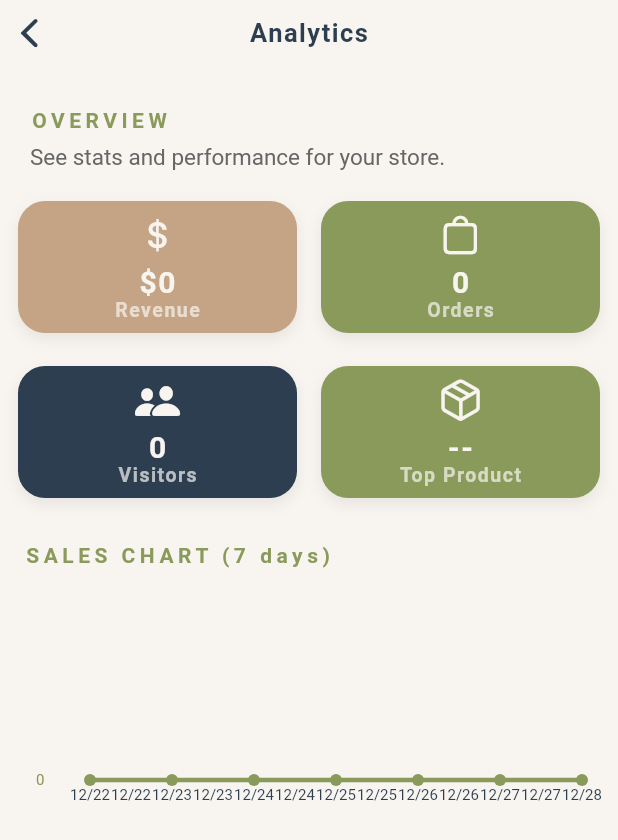
After one commit to ChoeurnDesign/eclat_app, a Flutter app: the AdminAnalyticsScreen screen opened by its route, on a phone screen of 412 x 824 dp. The commit adds this screen. Shown: the top 840 px of the screen. Run offline on Flutter 3.47's test engine with Material 3 defaults, Android fonts, the phone set to English and light mode, and no system bars; drawn by our look-alikes of fl_chart; our stand-ins replace cloud_firestore, firebase_auth, firebase_core, shared_preferences; accounts and stored records are empty.

Commit message:
Update analytics to use real Firestore data and robust date/quantity parsing

```diff
--- a/lib/core/routes/app_routes.dart
+++ b/lib/core/routes/app_routes.dart
@@ -15,6 +15,7 @@ import '../../features/admin/screens/admin_dashboard_screen.dart';
 import '../../features/admin/screens/admin_products_screen.dart';
 import '../../features/admin/screens/admin_users_screen.dart';
 import '../../features/admin/screens/admin_add_edit_product_screen.dart';
+import '../../features/admin/screens/admin_analytics_screen.dart';
 import '../../data/models/product_model.dart';
 
 class AppRoutes {
@@ -33,7 +34,7 @@ class AppRoutes {
   static const String settings = '/settings';
   static const String help = '/help';
   static const String about = '/about';
-  static const String contact = '/contact'; // ✅ Added
+  static const String contact = '/contact';
   static const String checkout = '/checkout';
 
   // Admin Routes
@@ -42,6 +43,7 @@ class AppRoutes {
   static const String adminProducts = '/admin/products';
   static const String adminAddProduct = '/admin/products/add';
   static const String adminEditProduct = '/admin/products/edit';
+  static const String adminAnalytics = '/admin/analytics'; // ✅ ADDED
 
   static Map<String, WidgetBuilder> get routes => {
     // Auth
@@ -57,7 +59,7 @@ class AppRoutes {
     settings: (context) => const SettingsScreen(),
     help: (context) => const HelpScreen(),
     about: (context) => const AboutScreen(),
-    contact: (context) => const ContactScreen(), // ✅ Added
+    contact: (context) => const ContactScreen(),
     checkout: (context) => const CheckoutScreen(),
 
     // Admin
@@ -65,12 +67,13 @@ class AppRoutes {
     adminUsers: (context) => const AdminUsersScreen(),
     adminProducts:  (context) => const AdminProductsScreen(),
     adminAddProduct:  (context) => const AdminAddEditProductScreen(),
+    adminAnalytics: (context) => const AdminAnalyticsScreen(), // ✅ ADDED
   };
 
   static Route<dynamic>? onGenerateRoute(RouteSettings settings) {
     switch (settings.name) {
       case adminEditProduct:
-        final product = settings.arguments as Product? ;
+        final product = settings.arguments as Product?;
         return CupertinoPageRoute(
           builder: (context) => AdminAddEditProductScreen(product: product),
           settings: settings,
@@ -92,13 +95,13 @@ class AppRoutes {
     }
   }
 
-  static Widget _buildErrorPage(String?  routeName) {
+  static Widget _buildErrorPage(String? routeName) {
     return CupertinoPageScaffold(
       navigationBar: const CupertinoNavigationBar(
         middle: Text('Error'),
       ),
       child: Center(
-        child:  Padding(
+        child: Padding(
           padding: const EdgeInsets.all(24),
           child: Column(
             mainAxisAlignment: MainAxisAlignment.center,
@@ -117,11 +120,11 @@ class AppRoutes {
                   letterSpacing: 0.3,
                 ),
               ),
-              const SizedBox(height:  8),
+              const SizedBox(height: 8),
               Text(
                 'Route: ${routeName ?? "unknown"}',
                 style: const TextStyle(
-                  fontSize:  14,
+                  fontSize: 14,
                   color: CupertinoColors.systemGrey,
                   letterSpacing: 0.2,
                 ),
@@ -149,7 +152,7 @@ class AppRoutes {
     Navigator.pushNamed(context, checkout);
   }
 
-  static void navigateToContact(BuildContext context) { // ✅ Added
+  static void navigateToContact(BuildContext context) {
     Navigator.pushNamed(context, contact);
   }
 
@@ -160,4 +163,9 @@ class AppRoutes {
       arguments: product,
     );
   }
+
+  // ✅ Add this shortcut if you want:
+  static void navigateToAdminAnalytics(BuildContext context) {
+    Navigator.pushNamed(context, adminAnalytics);
+  }
 }
--- /dev/null
+++ b/lib/features/admin/screens/admin_analytics_screen.dart
@@ -0,0 +1,213 @@
+import 'package:flutter/cupertino.dart';
+import 'package:cloud_firestore/cloud_firestore.dart';
+import 'analytics_stat_grid.dart';
+import 'sales_chart.dart';
+
+class AdminAnalyticsScreen extends StatefulWidget {
+  const AdminAnalyticsScreen({super.key});
+
+  @override
+  State<AdminAnalyticsScreen> createState() => _AdminAnalyticsScreenState();
+}
+
+class _AdminAnalyticsScreenState extends State<AdminAnalyticsScreen> {
+  bool _loading = true;
+  double _revenue = 0;
+  int _orders = 0;
+  int _visitors = 0;
+  String _topProduct = '';
+  List<SalesData> _salesData = [];
+
+  @override
+  void initState() {
+    super.initState();
+    _fetchAnalytics();
+  }
+
+  Future<void> _fetchAnalytics() async {
+    final ordersSnapshot = await FirebaseFirestore.instance
+        .collection('orders')
+        .orderBy('createdAt', descending: false)
+        .get();
+
+    final usersSnapshot = await FirebaseFirestore.instance
+        .collection('users')
+        .get();
+
+    double totalRevenue = 0;
+    int ordersCount = ordersSnapshot.size;
+    Map<String, int> productCount = {};
+
+    // Build sales chart data for the last 7 days
+    DateTime now = DateTime.now();
+    Map<String, double> dailyTotals = {};
+    for (int i = 6; i >= 0; i--) {
+      DateTime day = now.subtract(Duration(days: i));
+      String key = "${day.year}-${day.month}-${day.day}";
+      dailyTotals[key] = 0;
+    }
+
+    for (var doc in ordersSnapshot.docs) {
+      final data = doc.data();
+      final double orderTotal = (data['total'] ?? 0).toDouble();
+      totalRevenue += orderTotal;
+
+      // For daily chart
+      if (data['createdAt'] != null) {
+        final raw = data['createdAt'];
+        late DateTime created;
+        if (raw is String) {
+          created = DateTime.parse(raw);
+        } else if (raw is Timestamp) {
+          created = raw.toDate();
+        } else {
+          created = DateTime.now();
+        }
+        String key = "${created.year}-${created.month}-${created.day}";
+        if (dailyTotals.containsKey(key)) {
+          dailyTotals[key] = (dailyTotals[key] ?? 0) + orderTotal;
+        }
+      }
+
+      // For top product
+      if (data['items'] != null) {
+        for (var item in List<Map<String, dynamic>>.from(data['items'])) {
+          final name = item['productName'] ?? "";
+          // robust quantity handling
+          int qty = 1;
+          if (item['quantity'] is int) {
+            qty = item['quantity'] as int;
+          } else if (item['quantity'] is double) {
+            qty = (item['quantity'] as double).toInt();
+          } else if (item['quantity'] != null) {
+            qty = int.tryParse(item['quantity'].toString()) ?? 1;
+          }
+          productCount[name] = (productCount[name] ?? 0) + qty;
+        }
+      }
+    }
+
+    // Find top product
+    String topProduct = '';
+    int topCount = 0;
+    productCount.forEach((name, count) {
+      if (count > topCount) {
+        topCount = count;
+        topProduct = name;
+      }
+    });
+
+    // Prepare chart data
+    final salesData = dailyTotals.entries.map((e) {
+      final split = e.key.split('-');
+      return SalesData(
+        label: "${split[1]}/${split[2]}",
+        value: e.value,
+      );
+    }).toList();
+
+    setState(() {
+      _revenue = totalRevenue;
+      _orders = ordersCount;
+      _visitors = usersSnapshot.size;
+      _topProduct = topProduct.isNotEmpty ? topProduct : '--';
+      _salesData = salesData;
+      _loading = false;
+    });
+  }
+
+  @override
+  Widget build(BuildContext context) {
+    return CupertinoPageScaffold(
+      navigationBar: const CupertinoNavigationBar(
+        middle: Text("Analytics", style: TextStyle(color: Color(0xFF2C3E50), fontWeight: FontWeight.bold, letterSpacing: 1)),
+        backgroundColor: Color(0xFFF8F5F0),
+      ),
+      child: SafeArea(
+        child: _loading
+            ? const Center(child: CupertinoActivityIndicator())
+            : CustomScrollView(
+          slivers: [
+            // Header
+            SliverToBoxAdapter(
+              child: Padding(
+                padding: const EdgeInsets.fromLTRB(20, 28, 20, 8),
+                child: Column(
+                  crossAxisAlignment: CrossAxisAlignment.start,
+                  children: const [
+                    Text(
+                      "OVERVIEW",
+                      style: TextStyle(
+                        fontSize: 14,
+                        fontWeight: FontWeight.bold,
+                        letterSpacing: 3,
+                        color: Color(0xFF8A9A5B),
+                      ),
+                    ),
+                    SizedBox(height: 8),
+                    Text(
+                      "See stats and performance for your store.",
+                      style: TextStyle(
+                        color: Color(0xFF666666),
+                        fontSize: 15,
+                      ),
+                    ),
+                    SizedBox(height: 12),
+                  ],
+                ),
+              ),
+            ),
+            // Stats section
+            SliverToBoxAdapter(
+              child: Padding(
+                padding: const EdgeInsets.symmetric(horizontal: 12, vertical: 0),
+                child: AnalyticsStatGrid(
+                  revenue: _revenue,
+                  orders: _orders,
+                  visitors: _visitors,
+                  topProduct: _topProduct,
+                ),
+              ),
+            ),
+            // Chart section
+            SliverToBoxAdapter(
+              child: Padding(
+                padding: const EdgeInsets.fromLTRB(16, 24, 16, 0),
+                child: Column(
+                  crossAxisAlignment: CrossAxisAlignment.start,
+                  children: const [
+                    Text(
+                      "SALES CHART (7 days)",
+                      style: TextStyle(
+                        fontSize: 14,
+                        letterSpacing: 3,
+                        color: Color(0xFF8A9A5B),
+                        fontWeight: FontWeight.bold,
+                      ),
+                    ),
+                    SizedBox(height: 12),
+                  ],
+                ),
+              ),
+            ),
+            SliverToBoxAdapter(
+              child: Padding(
+                padding: const EdgeInsets.symmetric(horizontal: 16),
+                child: SalesChart(data: _salesData),
+              ),
+            ),
+            const SliverToBoxAdapter(child: SizedBox(height: 32)),
+          ],
+        ),
+      ),
+    );
+  }
+}
+
+// For chart widget
+class SalesData {
+  final String label;
+  final double value;
+
+  SalesData({required this.label, required this.value});
+}
--- a/lib/features/admin/screens/admin_dashboard_screen.dart
+++ b/lib/features/admin/screens/admin_dashboard_screen.dart
@@ -192,29 +192,29 @@ class _AdminDashboardScreenState extends State<AdminDashboardScreen> {
 
                 // Quick Actions
                 SliverToBoxAdapter(
-                  child:  Padding(
-                    padding:  const EdgeInsets.all(16),
+                  child: Padding(
+                    padding: const EdgeInsets.all(16),
                     child: Column(
                       crossAxisAlignment: CrossAxisAlignment.start,
                       children: [
                         const Text(
                           'QUICK ACTIONS',
                           style: TextStyle(
-                            fontSize:  12,
+                            fontSize: 12,
                             fontWeight: FontWeight.w500,
-                            letterSpacing:  3,
+                            letterSpacing: 3,
                             color: Color(0xFF8A9A5B),
                           ),
                         ),
                         const SizedBox(height: 16),
                         _ActionButton(
-                          icon: CupertinoIcons. person_2,
+                          icon: CupertinoIcons.person_2,
                           title: 'Manage Users',
                           subtitle: 'View and manage all users',
                           onTap: () {
                             Navigator.pushNamed(
                               context,
-                              '/admin/users',
+                              AppRoutes.adminUsers,
                             );
                           },
                         ),
@@ -222,21 +222,24 @@ class _AdminDashboardScreenState extends State<AdminDashboardScreen> {
                         _ActionButton(
                           icon: CupertinoIcons.cube_box,
                           title: 'Manage Products',
-                          subtitle:  'Add, edit, or remove products',
+                          subtitle: 'Add, edit, or remove products',
                           onTap: () {
                             Navigator.pushNamed(
                               context,
-                              '/admin/products',
+                              AppRoutes.adminProducts,
                             );
                           },
                         ),
                         const SizedBox(height: 12),
                         _ActionButton(
                           icon: CupertinoIcons.chart_bar,
-                          title:  'View Analytics',
+                          title: 'View Analytics',
                           subtitle: 'Sales and performance data',
-                          onTap:  () {
-                            // Navigate to analytics
+                          onTap: () {
+                            Navigator.pushNamed(
+                              context,
+                              AppRoutes.adminAnalytics,
+                            );
                           },
                         ),
                       ],
--- /dev/null
+++ b/lib/features/admin/screens/analytics_stat_grid.dart
@@ -0,0 +1,120 @@
+import 'package:flutter/cupertino.dart';
+
+class AnalyticsStatGrid extends StatelessWidget {
+  final double revenue;
+  final int orders;
+  final int visitors;
+  final String topProduct;
+
+  const AnalyticsStatGrid({
+    super.key,
+    required this.revenue,
+    required this.orders,
+    required this.visitors,
+    required this.topProduct,
+  });
+
+  @override
+  Widget build(BuildContext context) {
+    return Column(
+      children: [
+        Row(
+          children: [
+            _StatCard(
+              title: 'Revenue',
+              value: "\$${revenue.toStringAsFixed(0)}",
+              icon: CupertinoIcons.money_dollar,
+              color: const Color(0xFFC4A484),
+            ),
+            const SizedBox(width: 16),
+            _StatCard(
+              title: 'Orders',
+              value: orders.toString(),
+              icon: CupertinoIcons.bag,
+              color: const Color(0xFF8A9A5B),
+            ),
+          ],
+        ),
+        const SizedBox(height: 16),
+        Row(
+          children: [
+            _StatCard(
+              title: 'Visitors',
+              value: visitors.toString(),
+              icon: CupertinoIcons.person_2_fill,
+              color: const Color(0xFF2C3E50),
+            ),
+            const SizedBox(width: 16),
+            _StatCard(
+              title: 'Top Product',
+              value: topProduct,
+              icon: CupertinoIcons.cube_box,
+              color: const Color(0xFF8A9A5B),
+            ),
+          ],
+        ),
+      ],
+    );
+  }
+}
+
+class _StatCard extends StatelessWidget {
+  final String title;
+  final String value;
+  final Color color;
+  final IconData icon;
+
+  const _StatCard({
+    required this.title,
+    required this.value,
+    required this.color,
+    required this.icon,
+  });
+
+  @override
+  Widget build(BuildContext context) {
+    return Expanded(
+      child: Container(
+        height: 88,
+        decoration: BoxDecoration(
+          color: color,
+          borderRadius: BorderRadius.circular(18),
+          boxShadow: [
+            BoxShadow(
+              color: const Color(0xFF000000).withOpacity(0.07),
+              blurRadius: 8,
+              offset: const Offset(0, 4),
+            ),
+          ],
+        ),
+        margin: const EdgeInsets.only(bottom: 6),
+        child: Column(
+          mainAxisAlignment: MainAxisAlignment.center,
+          children: [
+            Icon(icon, color: Color(0xFFF8F5F0), size: 30),
+            const SizedBox(height: 4),
+            Text(
+              value,
+              style: const TextStyle(
+                fontSize: 20,
+                fontWeight: FontWeight.bold,
+                color: Color(0xFFF8F5F0),
+                letterSpacing: 1,
+              ),
+              overflow: TextOverflow.ellipsis,
+            ),
+            Text(
+              title,
+              style: TextStyle(
+                fontSize: 13,
+                color: const Color(0xFFF8F5F0).withOpacity(0.7),
+                letterSpacing: 1,
+                fontWeight: FontWeight.w600,
+              ),
+            ),
+          ],
+        ),
+      ),
+    );
+  }
+}
--- /dev/null
+++ b/lib/features/admin/screens/sales_chart.dart
@@ -0,0 +1,98 @@
+import 'package:flutter/material.dart'; // <--- for chart, use Material/Canvas widgets
+import 'package:fl_chart/fl_chart.dart';
+import 'admin_analytics_screen.dart';
+
+class SalesChart extends StatelessWidget {
+  final List<SalesData> data;
+
+  const SalesChart({super.key, required this.data});
+
+  @override
+  Widget build(BuildContext context) {
+    if (data.isEmpty) {
+      return Container(
+        height: 160,
+        alignment: Alignment.center,
+        decoration: BoxDecoration(
+          color: const Color(0xFFF8F5F0),
+          borderRadius: BorderRadius.circular(16),
+        ),
+        child: const Text(
+          "No sales data",
+          style: TextStyle(color: Color(0xFFB8B8B8)),
+        ),
+      );
+    }
+
+    return Container(
+      height: 160,
+      padding: const EdgeInsets.symmetric(horizontal: 8, vertical: 8),
+      decoration: BoxDecoration(
+        color: const Color(0xFFF8F5F0),
+        borderRadius: BorderRadius.circular(16),
+      ),
+      child: LineChart(
+        LineChartData(
+          minY: 0,
+          gridData: FlGridData(show: true, drawVerticalLine: false),
+          titlesData: FlTitlesData(
+            leftTitles: AxisTitles(
+              sideTitles: SideTitles(
+                showTitles: true,
+                reservedSize: 36,
+                interval: (data.map((e) => e.value).reduce((a, b) => a > b ? a : b) / 2).ceilToDouble().clamp(1, double.infinity),
+                getTitlesWidget: (value, meta) => Text(
+                  value.toInt().toString(),
+                  style: const TextStyle(
+                    color: Color(0xFF8A9A5B),
+                    fontSize: 10,
+                  ),
+                ),
+              ),
+            ),
+            bottomTitles: AxisTitles(
+              sideTitles: SideTitles(
+                showTitles: true,
+                getTitlesWidget: (value, meta) {
+                  final idx = value.toInt();
+                  if (idx >= 0 && idx < data.length) {
+                    return Padding(
+                      padding: const EdgeInsets.only(top: 4.0),
+                      child: Text(
+                        data[idx].label,
+                        style: const TextStyle(
+                          color: Color(0xFF2C3E50),
+                          fontSize: 10,
+                        ),
+                      ),
+                    );
+                  }
+                  return const SizedBox.shrink();
+                },
+              ),
+            ),
+            rightTitles: AxisTitles(sideTitles: SideTitles(showTitles: false)),
+            topTitles: AxisTitles(sideTitles: SideTitles(showTitles: false)),
+          ),
+          borderData: FlBorderData(show: false),
+          lineBarsData: [
+            LineChartBarData(
+              spots: [
+                for (int i = 0; i < data.length; i++)
+                  FlSpot(i.toDouble(), data[i].value),
+              ],
+              isCurved: true,
+              color: const Color(0xFF8A9A5B),
+              barWidth: 3,
+              dotData: FlDotData(show: true),
+              belowBarData: BarAreaData(
+                show: true,
+                color: const Color(0xFF8A9A5B).withOpacity(0.12),
+              ),
+            ),
+          ],
+        ),
+      ),
+    );
+  }
+}
--- a/pubspec.yaml
+++ b/pubspec.yaml
@@ -17,6 +17,7 @@ dependencies:
   shared_preferences: ^2.0.18
   uuid: ^3.0.7
   flutter_svg: ^2.0.0
+  fl_chart: ^0.67.0
 
 dev_dependencies:
   flutter_test:
```
Also changed, not shown: pubspec.lock, 1 other file.
